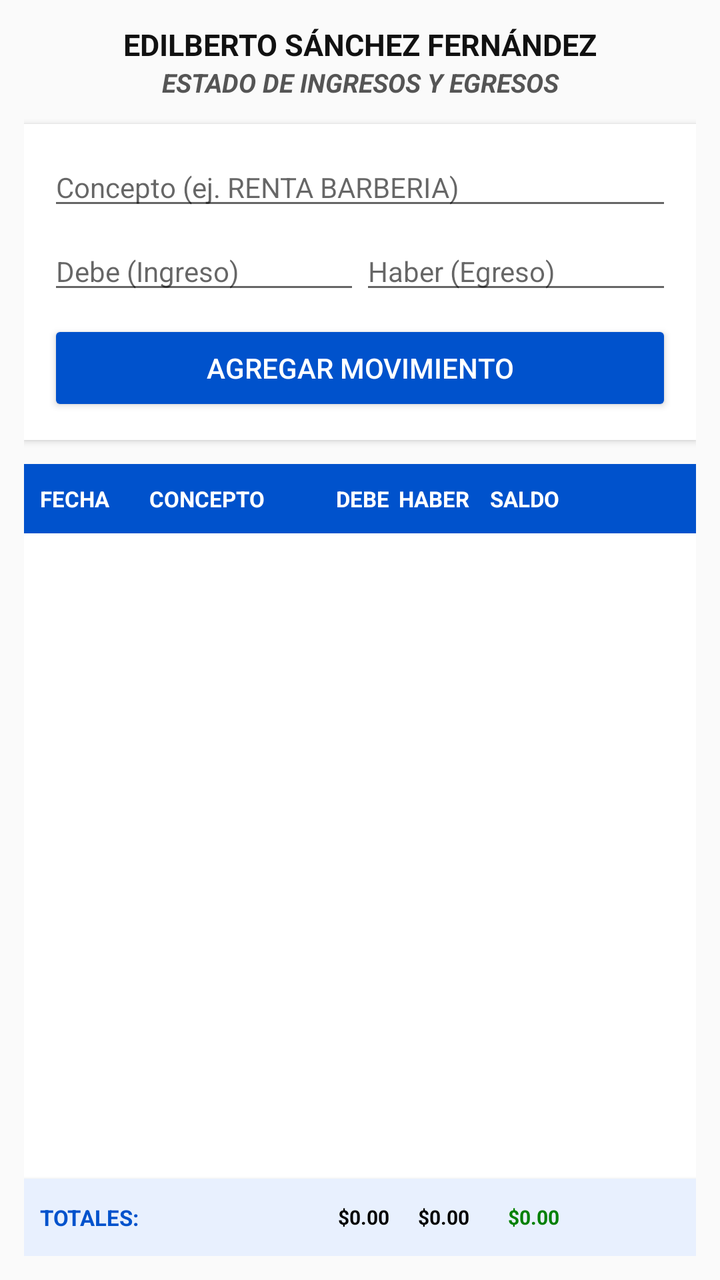
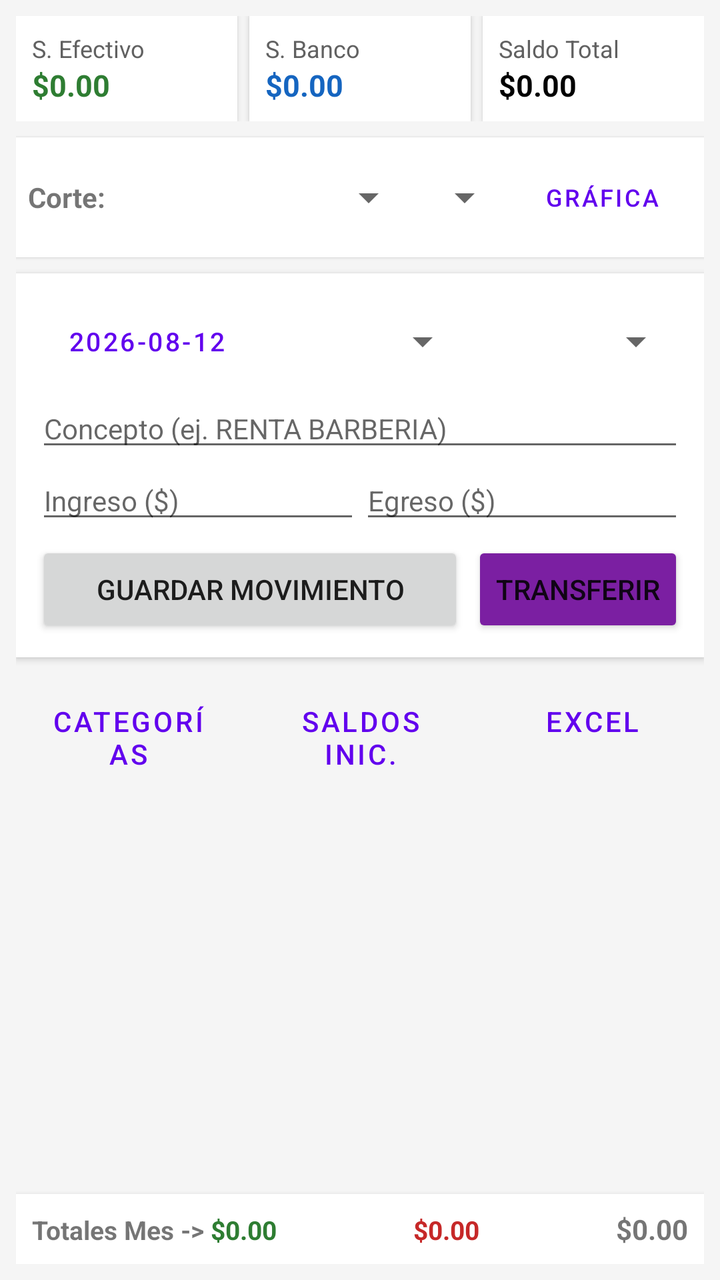

Two renders of the same Android screen: before a commit and after it. Below are the layout's source before the change and the commit's diff.
<!-- AndroidManifest.xml: application theme Theme.IngresosEgresosApp -->
<!-- res/layout/activity_main.xml -->
<?xml version="1.0" encoding="utf-8"?>
<LinearLayout xmlns:android="http://schemas.android.com/apk/res/android"
    android:layout_width="match_parent"
    android:layout_height="match_parent"
    android:orientation="vertical"
    android:padding="12dp"
    android:background="#FAFAFA">

    
    <TextView
        android:layout_width="match_parent"
        android:layout_height="wrap_content"
        android:text="EDILBERTO SÁNCHEZ FERNÁNDEZ"
        android:gravity="center"
        android:textStyle="bold"
        android:textSize="15sp"
        android:textColor="#111111" />

    <TextView
        android:layout_width="match_parent"
        android:layout_height="wrap_content"
        android:text="ESTADO DE INGRESOS Y EGRESOS"
        android:gravity="center"
        android:textStyle="italic|bold"
        android:textSize="13sp"
        android:textColor="#555555"
        android:layout_marginBottom="12dp" />

    
    <LinearLayout
        android:layout_width="match_parent"
        android:layout_height="wrap_content"
        android:orientation="vertical"
        android:background="#FFFFFF"
        android:elevation="2dp"
        android:padding="12dp"
        android:layout_marginBottom="12dp">

        <EditText
            android:id="@+id/etConcepto"
            android:layout_width="match_parent"
            android:layout_height="wrap_content"
            android:hint="Concepto (ej. RENTA BARBERIA)"
            android:inputType="textCapCharacters"
            android:textSize="14sp" />

        <LinearLayout
            android:layout_width="match_parent"
            android:layout_height="wrap_content"
            android:orientation="horizontal"
            android:layout_marginTop="6dp">

            <EditText
                android:id="@+id/etDebe"
                android:layout_width="0dp"
                android:layout_height="wrap_content"
                android:layout_weight="1"
                android:hint="Debe (Ingreso)"
                android:inputType="numberDecimal"
                android:textSize="14sp" />

            <EditText
                android:id="@+id/etHaber"
                android:layout_width="0dp"
                android:layout_height="wrap_content"
                android:layout_weight="1"
                android:hint="Haber (Egreso)"
                android:inputType="numberDecimal"
                android:textSize="14sp" />
        </LinearLayout>

        <Button
            android:id="@+id/btnAgregar"
            android:layout_width="match_parent"
            android:layout_height="wrap_content"
            android:text="Agregar Movimiento"
            android:layout_marginTop="8dp"
            android:backgroundTint="#0052CC"
            android:textColor="#FFFFFF" />
    </LinearLayout>

    
    <LinearLayout
        android:layout_width="match_parent"
        android:layout_height="wrap_content"
        android:orientation="horizontal"
        android:background="#0052CC"
        android:paddingStart="8dp"
        android:paddingEnd="8dp"
        android:paddingTop="10dp"
        android:paddingBottom="10dp"
        android:gravity="center_vertical">

        <TextView
            android:layout_width="0dp"
            android:layout_height="wrap_content"
            android:layout_weight="1.1"
            android:text="FECHA"
            android:textColor="#FFFFFF"
            android:textStyle="bold"
            android:textSize="11sp" />

        <TextView
            android:layout_width="0dp"
            android:layout_height="wrap_content"
            android:layout_weight="1.6"
            android:text="CONCEPTO"
            android:textColor="#FFFFFF"
            android:textStyle="bold"
            android:textSize="11sp" />

        <TextView
            android:layout_width="0dp"
            android:layout_height="wrap_content"
            android:layout_weight="0.8"
            android:gravity="end"
            android:text="DEBE"
            android:textColor="#FFFFFF"
            android:textStyle="bold"
            android:textSize="11sp" />

        <TextView
            android:layout_width="0dp"
            android:layout_height="wrap_content"
            android:layout_weight="0.8"
            android:gravity="end"
            android:text="HABER"
            android:textColor="#FFFFFF"
            android:textStyle="bold"
            android:textSize="11sp" />

        <TextView
            android:layout_width="0dp"
            android:layout_height="wrap_content"
            android:layout_weight="0.9"
            android:gravity="end"
            android:text="SALDO"
            android:textColor="#FFFFFF"
            android:textStyle="bold"
            android:textSize="11sp" />

        <View
            android:layout_width="60dp"
            android:layout_height="1dp" />

    </LinearLayout>

    
    <androidx.recyclerview.widget.RecyclerView
        android:id="@+id/rvTabla"
        android:layout_width="match_parent"
        android:layout_height="0dp"
        android:layout_weight="1"
        android:background="#FFFFFF" />

    
    <LinearLayout
        android:layout_width="match_parent"
        android:layout_height="wrap_content"
        android:orientation="horizontal"
        android:background="#E8F0FE"
        android:paddingStart="8dp"
        android:paddingEnd="8dp"
        android:paddingTop="12dp"
        android:paddingBottom="12dp"
        android:gravity="center_vertical"
        android:elevation="3dp">

        <TextView
            android:layout_width="0dp"
            android:layout_height="wrap_content"
            android:layout_weight="2.7"
            android:text="TOTALES:"
            android:textColor="#0052CC"
            android:textStyle="bold"
            android:textSize="11sp" />

        
        <TextView
            android:id="@+id/tvTotalDebe"
            android:layout_width="0dp"
            android:layout_height="wrap_content"
            android:layout_weight="0.8"
            android:gravity="end"
            android:text="$0.00"
            android:textColor="#000000"
            android:textStyle="bold"
            android:textSize="10sp" />

        
        <TextView
            android:id="@+id/tvTotalHaber"
            android:layout_width="0dp"
            android:layout_height="wrap_content"
            android:layout_weight="0.8"
            android:gravity="end"
            android:text="$0.00"
            android:textColor="#000000"
            android:textStyle="bold"
            android:textSize="10sp" />

        
        <TextView
            android:id="@+id/tvSaldoActual"
            android:layout_width="0dp"
            android:layout_height="wrap_content"
            android:layout_weight="0.9"
            android:gravity="end"
            android:text="$0.00"
            android:textColor="#008000"
            android:textStyle="bold"
            android:textSize="10sp" />

        <View
            android:layout_width="60dp"
            android:layout_height="1dp" />

    </LinearLayout>

</LinearLayout>
<!-- resources referenced by this layout -->
<resources>
  <style name="Theme.IngresosEgresosApp" parent="Theme.MaterialComponents.DayNight.DarkActionBar">
          
          <item name="colorPrimary">@color/purple_500</item>
          <item name="colorPrimaryVariant">@color/purple_700</item>
          <item name="colorOnPrimary">@color/white</item>
          
          <item name="colorSecondary">@color/teal_200</item>
          <item name="colorSecondaryVariant">@color/teal_700</item>
          <item name="colorOnSecondary">@color/black</item>
          
          <item name="android:statusBarColor" tools:targetApi="l">?attr/colorPrimaryVariant</item>
          
      </style>
  <color name="purple_500">#FF6200EE</color>
  <color name="purple_700">#FF3700B3</color>
  <color name="white">#FFFFFFFF</color>
  <color name="teal_200">#FF03DAC5</color>
  <color name="teal_700">#FF018786</color>
  <color name="black">#FF000000</color>
</resources>

<!-- the commit's change to res/layout/activity_main.xml (unified diff, before → after) -->
@@ -3,28 +3,135 @@
     android:layout_width="match_parent"
     android:layout_height="match_parent"
     android:orientation="vertical"
-    android:padding="12dp"
-    android:background="#FAFAFA">
-
-    
-    <TextView
-        android:layout_width="match_parent"
-        android:layout_height="wrap_content"
-        android:text="EDILBERTO SÁNCHEZ FERNÁNDEZ"
-        android:gravity="center"
-        android:textStyle="bold"
-        android:textSize="15sp"
-        android:textColor="#111111" />
-
-    <TextView
-        android:layout_width="match_parent"
-        android:layout_height="wrap_content"
-        android:text="ESTADO DE INGRESOS Y EGRESOS"
-        android:gravity="center"
-        android:textStyle="italic|bold"
-        android:textSize="13sp"
-        android:textColor="#555555"
-        android:layout_marginBottom="12dp" />
+    android:padding="8dp"
+    android:background="#F5F5F5">
+
+    
+    <LinearLayout
+        android:layout_width="match_parent"
+        android:layout_height="wrap_content"
+        android:orientation="horizontal"
+        android:layout_marginBottom="8dp">
+
+        <LinearLayout
+            android:layout_width="0dp"
+            android:layout_height="wrap_content"
+            android:layout_weight="1"
+            android:background="#FFFFFF"
+            android:padding="8dp"
+            android:layout_marginEnd="4dp"
+            android:elevation="2dp"
+            android:orientation="vertical">
+
+            <TextView
+                android:layout_width="wrap_content"
+                android:layout_height="wrap_content"
+                android:text="S. Efectivo"
+                android:textSize="12sp"
+                android:textColor="#616161" />
+
+            <TextView
+                android:id="@+id/tvSaldoEfectivo"
+                android:layout_width="wrap_content"
+                android:layout_height="wrap_content"
+                android:text="$0.00"
+                android:textSize="15sp"
+                android:textStyle="bold"
+                android:textColor="#2E7D32" />
+        </LinearLayout>
+
+        <LinearLayout
+            android:layout_width="0dp"
+            android:layout_height="wrap_content"
+            android:layout_weight="1"
+            android:background="#FFFFFF"
+            android:padding="8dp"
+            android:layout_marginHorizontal="2dp"
+            android:elevation="2dp"
+            android:orientation="vertical">
+
+            <TextView
+                android:layout_width="wrap_content"
+                android:layout_height="wrap_content"
+                android:text="S. Banco"
+                android:textSize="12sp"
+                android:textColor="#616161" />
+
+            <TextView
+                android:id="@+id/tvSaldoBanco"
+                android:layout_width="wrap_content"
+                android:layout_height="wrap_content"
+                android:text="$0.00"
+                android:textSize="15sp"
+                android:textStyle="bold"
+                android:textColor="#1565C0" />
+        </LinearLayout>
+
+        <LinearLayout
+            android:layout_width="0dp"
+            android:layout_height="wrap_content"
+            android:layout_weight="1"
+            android:background="#FFFFFF"
+            android:padding="8dp"
+            android:layout_marginStart="4dp"
+            android:elevation="2dp"
+            android:orientation="vertical">
+
+            <TextView
+                android:layout_width="wrap_content"
+                android:layout_height="wrap_content"
+                android:text="Saldo Total"
+                android:textSize="12sp"
+                android:textColor="#616161" />
+
+            <TextView
+                android:id="@+id/tvSaldoTotal"
+                android:layout_width="wrap_content"
+                android:layout_height="wrap_content"
+                android:text="$0.00"
+                android:textSize="15sp"
+                android:textStyle="bold"
+                android:textColor="#000000" />
+        </LinearLayout>
+    </LinearLayout>
+
+    
+    <LinearLayout
+        android:layout_width="match_parent"
+        android:layout_height="wrap_content"
+        android:orientation="horizontal"
+        android:gravity="center_vertical"
+        android:background="#FFFFFF"
+        android:padding="6dp"
+        android:layout_marginBottom="8dp"
+        android:elevation="1dp">
+
+        <TextView
+            android:layout_width="wrap_content"
+            android:layout_height="wrap_content"
+            android:text="Corte: "
+            android:textStyle="bold"
+            android:textSize="14sp" />
+
+        <Spinner
+            android:id="@+id/spMesFiltro"
+            android:layout_width="0dp"
+            android:layout_height="wrap_content"
+            android:layout_weight="1" />
+
+        <Spinner
+            android:id="@+id/spAnioFiltro"
+            android:layout_width="wrap_content"
+            android:layout_height="wrap_content" />
+
+        <Button
+            android:id="@+id/btnVerGrafica"
+            android:layout_width="wrap_content"
+            android:layout_height="wrap_content"
+            android:text="Gráfica"
+            android:textSize="12sp"
+            style="?attr/materialButtonOutlinedStyle" />
+    </LinearLayout>
 
     
     <LinearLayout
@@ -32,9 +139,36 @@
         android:layout_height="wrap_content"
         android:orientation="vertical"
         android:background="#FFFFFF"
+        android:padding="10dp"
         android:elevation="2dp"
-        android:padding="12dp"
-        android:layout_marginBottom="12dp">
+        android:layout_marginBottom="8dp">
+
+        <LinearLayout
+            android:layout_width="match_parent"
+            android:layout_height="wrap_content"
+            android:orientation="horizontal"
+            android:gravity="center_vertical">
+
+            <Button
+                android:id="@+id/btnSeleccionarFecha"
+                android:layout_width="wrap_content"
+                android:layout_height="wrap_content"
+                android:text="2026-08-12"
+                android:textSize="13sp"
+                style="?attr/materialButtonOutlinedStyle"/>
+
+            <Spinner
+                android:id="@+id/spCuentaInput"
+                android:layout_width="0dp"
+                android:layout_height="wrap_content"
+                android:layout_weight="1" />
+
+            <Spinner
+                android:id="@+id/spCategoriaInput"
+                android:layout_width="0dp"
+                android:layout_height="wrap_content"
+                android:layout_weight="1" />
+        </LinearLayout>
 
         <EditText
             android:id="@+id/etConcepto"
@@ -47,15 +181,14 @@
         <LinearLayout
             android:layout_width="match_parent"
             android:layout_height="wrap_content"
-            android:orientation="horizontal"
-            android:layout_marginTop="6dp">
+            android:orientation="horizontal">
 
             <EditText
                 android:id="@+id/etDebe"
                 android:layout_width="0dp"
                 android:layout_height="wrap_content"
                 android:layout_weight="1"
-                android:hint="Debe (Ingreso)"
+                android:hint="Ingreso ($)"
                 android:inputType="numberDecimal"
                 android:textSize="14sp" />
 
@@ -64,85 +197,67 @@
                 android:layout_width="0dp"
                 android:layout_height="wrap_content"
                 android:layout_weight="1"
-                android:hint="Haber (Egreso)"
+                android:hint="Egreso ($)"
                 android:inputType="numberDecimal"
                 android:textSize="14sp" />
         </LinearLayout>
 
+        <LinearLayout
+            android:layout_width="match_parent"
+            android:layout_height="wrap_content"
+            android:orientation="horizontal"
+            android:layout_marginTop="4dp">
+
+            <Button
+                android:id="@+id/btnAgregar"
+                android:layout_width="0dp"
+                android:layout_height="wrap_content"
+                android:layout_weight="1"
+                android:text="Guardar Movimiento" />
+
+            <Button
+                android:id="@+id/btnTransferirMain"
+                android:layout_width="wrap_content"
+                android:layout_height="wrap_content"
+                android:text="Transferir"
+                android:backgroundTint="#7B1FA2"
+                android:layout_marginStart="4dp"/>
+        </LinearLayout>
+    </LinearLayout>
+
+    
+    <LinearLayout
+        android:layout_width="match_parent"
+        android:layout_height="wrap_content"
+        android:orientation="horizontal"
+        android:layout_marginBottom="6dp">
+
         <Button
-            android:id="@+id/btnAgregar"
-            android:layout_width="match_parent"
-            android:layout_height="wrap_content"
-            android:text="Agregar Movimiento"
-            android:layout_marginTop="8dp"
-            android:backgroundTint="#0052CC"
-            android:textColor="#FFFFFF" />
-    </LinearLayout>
-
-    
-    <LinearLayout
-        android:layout_width="match_parent"
-        android:layout_height="wrap_content"
-        android:orientation="horizontal"
-        android:background="#0052CC"
-        android:paddingStart="8dp"
-        android:paddingEnd="8dp"
-        android:paddingTop="10dp"
-        android:paddingBottom="10dp"
-        android:gravity="center_vertical">
-
-        <TextView
-            android:layout_width="0dp"
-            android:layout_height="wrap_content"
-            android:layout_weight="1.1"
-            android:text="FECHA"
-            android:textColor="#FFFFFF"
-            android:textStyle="bold"
-            android:textSize="11sp" />
-
-        <TextView
-            android:layout_width="0dp"
-            android:layout_height="wrap_content"
-            android:layout_weight="1.6"
-            android:text="CONCEPTO"
-            android:textColor="#FFFFFF"
-            android:textStyle="bold"
-            android:textSize="11sp" />
-
-        <TextView
-            android:layout_width="0dp"
-            android:layout_height="wrap_content"
-            android:layout_weight="0.8"
-            android:gravity="end"
-            android:text="DEBE"
-            android:textColor="#FFFFFF"
-            android:textStyle="bold"
-            android:textSize="11sp" />
-
-        <TextView
-            android:layout_width="0dp"
-            android:layout_height="wrap_content"
-            android:layout_weight="0.8"
-            android:gravity="end"
-            android:text="HABER"
-            android:textColor="#FFFFFF"
-            android:textStyle="bold"
-            android:textSize="11sp" />
-
-        <TextView
-            android:layout_width="0dp"
-            android:layout_height="wrap_content"
-            android:layout_weight="0.9"
-            android:gravity="end"
-            android:text="SALDO"
-            android:textColor="#FFFFFF"
-            android:textStyle="bold"
-            android:textSize="11sp" />
-
-        <View
-            android:layout_width="60dp"
-            android:layout_height="1dp" />
-
+            android:id="@+id/btnGestionCategorias"
+            android:layout_width="0dp"
+            android:layout_height="wrap_content"
+            android:layout_weight="1"
+            android:text="Categorías"
+            style="?attr/materialButtonOutlinedStyle"
+            android:layout_marginEnd="2dp"/>
+
+        <Button
+            android:id="@+id/btnAperturaSaldos"
+            android:layout_width="0dp"
+            android:layout_height="wrap_content"
+            android:layout_weight="1"
+            android:text="Saldos Inic."
+            style="?attr/materialButtonOutlinedStyle"
+            android:layout_marginHorizontal="2dp"/>
+
+        <Button
+            android:id="@+id/btnExportarExcel"
+            android:layout_width="0dp"
+            android:layout_height="wrap_content"
+            android:layout_weight="1"
+            android:text="Excel"
+            style="?attr/materialButtonOutlinedStyle"
+            android:layout_marginStart="2dp"/>
     </LinearLayout>
 
     
@@ -150,71 +265,51 @@
         android:id="@+id/rvTabla"
         android:layout_width="match_parent"
         android:layout_height="0dp"
-        android:layout_weight="1"
-        android:background="#FFFFFF" />
+        android:layout_weight="1" />
 
     
     <LinearLayout
         android:layout_width="match_parent"
         android:layout_height="wrap_content"
         android:orientation="horizontal"
-        android:background="#E8F0FE"
-        android:paddingStart="8dp"
-        android:paddingEnd="8dp"
-        android:paddingTop="12dp"
-        android:paddingBottom="12dp"
-        android:gravity="center_vertical"
-        android:elevation="3dp">
-
-        <TextView
-            android:layout_width="0dp"
-            android:layout_height="wrap_content"
-            android:layout_weight="2.7"
-            android:text="TOTALES:"
-            android:textColor="#0052CC"
-            android:textStyle="bold"
-            android:textSize="11sp" />
-
-        
+        android:background="#FFFFFF"
+        android:padding="8dp"
+        android:elevation="4dp"
+        android:layout_marginTop="4dp">
+
+        <TextView
+            android:layout_width="wrap_content"
+            android:layout_height="wrap_content"
+            android:text="Totales Mes -> "
+            android:textStyle="bold"
+            android:textSize="13sp" />
+
         <TextView
             android:id="@+id/tvTotalDebe"
             android:layout_width="0dp"
             android:layout_height="wrap_content"
-            android:layout_weight="0.8"
-            android:gravity="end"
+            android:layout_weight="1"
             android:text="$0.00"
-            android:textColor="#000000"
-            android:textStyle="bold"
-            android:textSize="10sp" />
-
-        
+            android:textColor="#2E7D32"
+            android:textStyle="bold"
+            android:textSize="13sp" />
+
         <TextView
             android:id="@+id/tvTotalHaber"
             android:layout_width="0dp"
             android:layout_height="wrap_content"
-            android:layout_weight="0.8"
-            android:gravity="end"
+            android:layout_weight="1"
             android:text="$0.00"
-            android:textColor="#000000"
-            android:textStyle="bold"
-            android:textSize="10sp" />
-
-        
+            android:textColor="#C62828"
+            android:textStyle="bold"
+            android:textSize="13sp" />
+
         <TextView
             android:id="@+id/tvSaldoActual"
-            android:layout_width="0dp"
-            android:layout_height="wrap_content"
-            android:layout_weight="0.9"
-            android:gravity="end"
+            android:layout_width="wrap_content"
+            android:layout_height="wrap_content"
             android:text="$0.00"
-            android:textColor="#008000"
-            android:textStyle="bold"
-            android:textSize="10sp" />
-
-        <View
-            android:layout_width="60dp"
-            android:layout_height="1dp" />
-
-    </LinearLayout>
-
+            android:textStyle="bold"
+            android:textSize="14sp" />
+    </LinearLayout>
 </LinearLayout>
